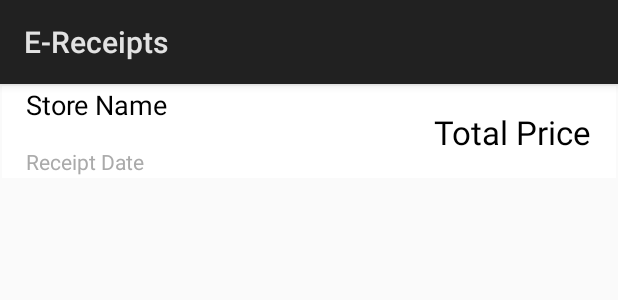
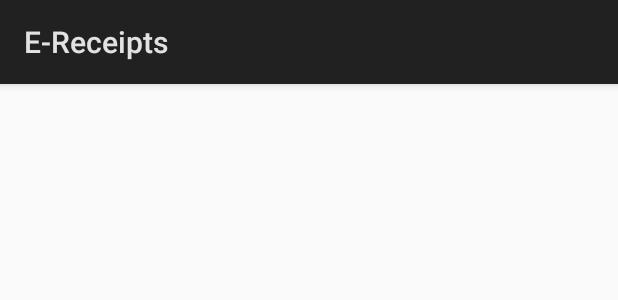
Before and after one commit to andrewgodbout/e-receipt-android, an Android app: the layout activity_fragment.xml on its own in the app's theme, with its tools: preview values and no code run, on a phone screen of 412 x 824 dp. Shown: the top 300 px of the screen. Run offline under Robolectric (Android 15) with nearby library versions, the phone set to English and light mode, and no system bars.

Commit message:
Changes - David

```diff
--- a/E-Receipts/app/src/main/java/com/bignerdranch/android/e_receipts/ReceiptListActivity.java
+++ b/E-Receipts/app/src/main/java/com/bignerdranch/android/e_receipts/ReceiptListActivity.java
@@ -7,5 +7,5 @@ import android.os.Bundle;
 public class ReceiptListActivity extends SingleFragmentActivity {
 
     @Override
-    protected Fragment createFragment() {return new ReceiptList_Fragment(); }
+    protected Fragment createFragment() {return new ReceiptListFragment(); }
 }
--- a/E-Receipts/app/src/main/java/com/bignerdranch/android/e_receipts/ReceiptList_Fragment.java
+++ b/E-Receipts/app/src/main/java/com/bignerdranch/android/e_receipts/ReceiptListFragment.java
@@ -6,5 +6,8 @@ import android.app.Fragment;
  * Created by davidadams on 2017-10-17.
  */
 
-public class ReceiptList_Fragment extends Fragment {
+public class ReceiptListFragment extends Fragment {
+
+
+
 }
--- a/E-Receipts/app/src/main/res/layout/activity_fragment.xml
+++ b/E-Receipts/app/src/main/res/layout/activity_fragment.xml
@@ -1,56 +1,4 @@
-<?xml version="1.0" encoding="utf-8"?>
-<android.support.constraint.ConstraintLayout xmlns:android="http://schemas.android.com/apk/res/android"
-                                             xmlns:app="http://schemas.android.com/apk/res-auto"
-                                             xmlns:tools="http://schemas.android.com/tools"
-                                             android:layout_width="match_parent"
-                                             android:layout_height="wrap_content"
-                                             android:orientation="vertical"
-                                             android:layout_margin="1dp"
-                                             android:background="@android:color/white" >
-
-    <TextView
-        android:id="@+id/shop_name"
-        android:layout_width="0dp"
-        android:layout_height="wrap_content"
-        android:layout_marginEnd="8dp"
-        android:layout_marginStart="16dp"
-        android:layout_marginTop="16dp"
-        android:text="@string/store_name"
-        android:textColor="@android:color/black"
-        android:textSize="18sp"
-        app:layout_constraintTop_toLeftOf="parent"
-        app:layout_constraintRight_toLeftOf="@+id/price_total"
-        app:layout_constraintLeft_toLeftOf="parent" />
-
-    <TextView
-        android:id="@+id/receipt_date"
-        android:layout_width="0dp"
-        android:layout_height="wrap_content"
-        android:layout_margin="16sp"
-        android:text="@string/receipt_date"
-        android:textColor="@android:color/darker_gray"
-        android:textSize="14sp"
-        app:layout_constraintTop_toBottomOf="@+id/shop_name"
-        app:layout_constraintRight_toLeftOf="@+id/price_total"
-        app:layout_constraintLeft_toLeftOf="parent"
-        app:layout_constraintHorizontal_bias="1.0"
-        android:layout_marginRight="0dp"/>
-
-    <TextView
-        android:id="@+id/price_total"
-        android:layout_width="wrap_content"
-        android:layout_height="wrap_content"
-        android:layout_margin="16sp"
-        android:layout_marginTop="16dp"
-        android:layout_marginBottom="16dp"
-        android:layout_marginEnd="16dp"
-        android:text="@string/total_price"
-        android:textColor="@android:color/black"
-        android:textSize="22sp"
-        app:layout_constraintTop_toTopOf="parent"
-        app:layout_constraintBottom_toBottomOf="parent"
-        app:layout_constraintRight_toRightOf="parent"
-        app:layout_constraintVertical_bias="0.0"
-        />
-
-</android.support.constraint.ConstraintLayout>
+<FrameLayout android:id="@+id/fragment_container"
+             xmlns:android="http://schemas.android.com/apk/res/android"
+             android:layout_width="match_parent"
+             android:layout_height="match_parent" />
```
Also changed, not shown: E-Receipts/app/src/main/AndroidManifest.xml (+0 -7 lines), E-Receipts/app/src/main/java/com/bignerdranch/android/e_receipts/MainActivity.java (+4 -15 lines), E-Receipts/app/src/main/java/com/bignerdranch/android/e_receipts/ReceiptActivity.java (added, +14 -0 lines), E-Receipts/app/src/main/java/com/bignerdranch/android/e_receipts/ReceiptFragment.java (added, +10 -0 lines), E-Receipts/app/src/main/java/com/bignerdranch/android/e_receipts/SingleFragmentActivity.java (+4 -3 lines), E-Receipts/app/src/main/res/layout/customer_list_fragment.xml (added, +56 -0 lines).
